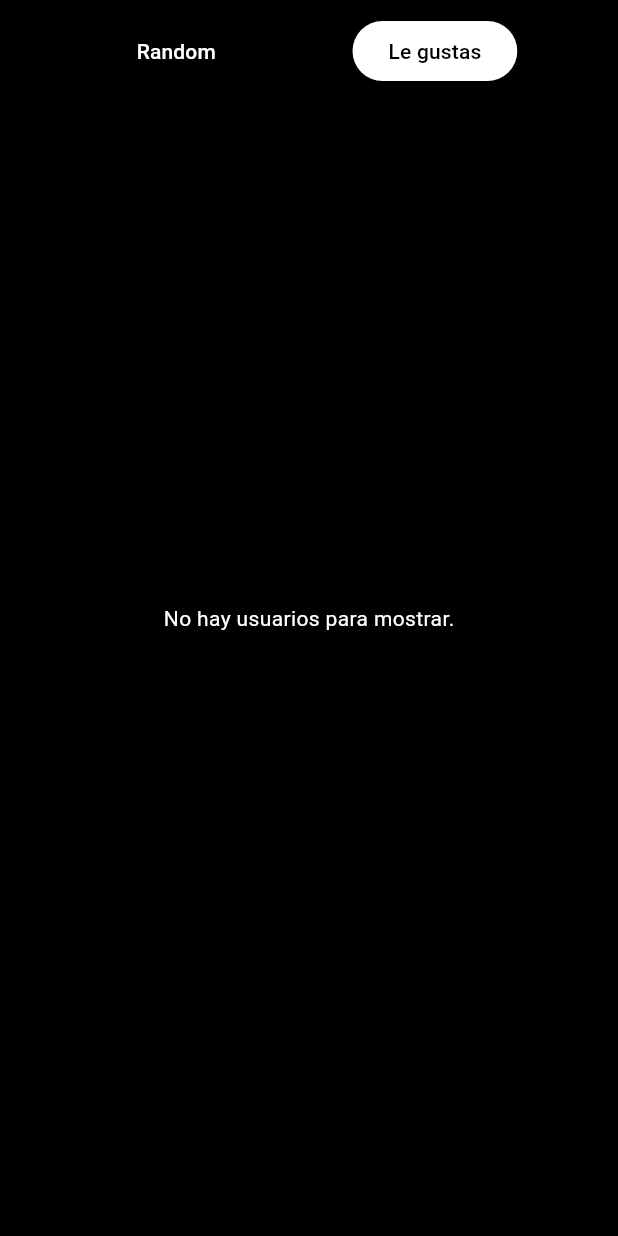
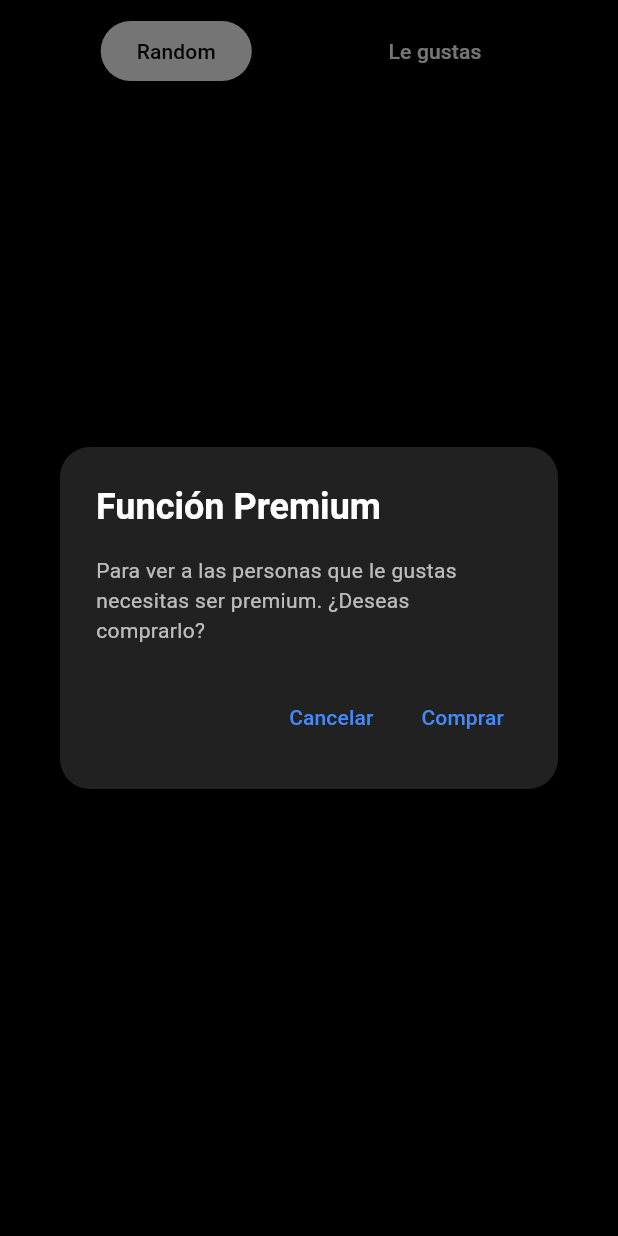
Before and after one commit to jaume768/gymder-flutter, a Flutter app: the TikTokLikeScreen screen opened directly with empty values, after a tap on "Le gustas", on a phone screen of 412 x 824 dp. Run offline on Flutter 3.47's test engine with Material 3 defaults, Android fonts, the phone set to English and light mode, and no system bars; our stand-ins replace cached_network_image, emoji_picker_flutter, flutter_secure_storage, flutter_spinkit, image_picker, in_app_purchase and 1 more; accounts and stored records are empty.

Commit message:
implementat que necesites premium per funcions

```diff
--- a/lib/screens/tiktok_like_screen.dart
+++ b/lib/screens/tiktok_like_screen.dart
@@ -1,10 +1,38 @@
 import 'package:flutter/material.dart';
+import 'package:flutter/rendering.dart';
+import 'package:gymder/screens/premium_purchase_page.dart';
 import 'package:gymder/screens/single_user_view.dart';
 import 'package:provider/provider.dart';
 import '../models/user.dart';
 import '../providers/auth_provider.dart';
 import '../services/user_service.dart';
 import 'chat_screen.dart';
+
+class PremiumScrollPhysics extends ScrollPhysics {
+  final bool allowUpwardScroll;
+
+  const PremiumScrollPhysics(
+      {ScrollPhysics? parent, required this.allowUpwardScroll})
+      : super(parent: parent);
+
+  @override
+  PremiumScrollPhysics applyTo(ScrollPhysics? ancestor) {
+    return PremiumScrollPhysics(
+      parent: buildParent(ancestor),
+      allowUpwardScroll: allowUpwardScroll,
+    );
+  }
+
+  @override
+  double applyBoundaryConditions(ScrollMetrics position, double value) {
+    if (!allowUpwardScroll) {
+      if (value < position.pixels) {
+        return value - position.pixels;
+      }
+    }
+    return super.applyBoundaryConditions(position, value);
+  }
+}
 
 class TikTokLikeScreen extends StatefulWidget {
   final List<User> users;
@@ -113,10 +141,53 @@ class _TikTokLikeScreenState extends State<TikTokLikeScreen> {
     _isProcessing = false;
   }
 
+  void _showPremiumDialog(String title, String content) {
+    showDialog(
+      context: context,
+      builder: (_) => AlertDialog(
+        backgroundColor: Colors.grey[900],
+        shape: RoundedRectangleBorder(
+          borderRadius: BorderRadius.circular(20),
+        ),
+        title: Text(
+          title,
+          style:
+              const TextStyle(color: Colors.white, fontWeight: FontWeight.bold),
+        ),
+        content: Text(
+          content,
+          style: const TextStyle(color: Colors.white70),
+        ),
+        actions: [
+          TextButton(
+            onPressed: () => Navigator.pop(context),
+            child: const Text("Cancelar",
+                style: TextStyle(color: Colors.blueAccent)),
+          ),
+          TextButton(
+            onPressed: () {
+              Navigator.pop(context);
+              Navigator.push(
+                context,
+                MaterialPageRoute(
+                  builder: (_) => const PremiumPurchasePage(),
+                ),
+              );
+            },
+            child: const Text("Comprar",
+                style: TextStyle(color: Colors.blueAccent)),
+          ),
+        ],
+      ),
+    );
+  }
+
   @override
   Widget build(BuildContext context) {
     final currentList = showRandom ? _randomUsers : _likedUsers;
 
+    return Consumer<AuthProvider>(
+      builder: (context, auth, child) {
         return Scaffold(
           backgroundColor: Colors.black,
           body: Stack(
@@ -129,9 +200,23 @@ class _TikTokLikeScreenState extends State<TikTokLikeScreen> {
                           style: TextStyle(color: Colors.white),
                         ),
                       )
-                : PageView.builder(
+                    : NotificationListener<UserScrollNotification>(
+                        onNotification: (notification) {
+                          if (!auth.user!.isPremium &&
+                              notification.direction ==
+                                  ScrollDirection.forward) {
+                            _showPremiumDialog(
+                              "Función Premium",
+                              "Para hacer scroll hacia arriba y volver al usuario anterior necesitas ser premium. ¿Deseas comprarlo?",
+                            );
+                          }
+                          return false;
+                        },
+                        child: PageView.builder(
                           controller: _verticalPageController,
                           scrollDirection: Axis.vertical,
+                          physics: PremiumScrollPhysics(
+                              allowUpwardScroll: auth.user?.isPremium ?? false),
                           itemCount: currentList.length,
                           itemBuilder: (context, index) {
                             final user = currentList[index];
@@ -143,6 +228,7 @@ class _TikTokLikeScreenState extends State<TikTokLikeScreen> {
                           },
                         ),
                       ),
+              ),
               Positioned(
                 top: MediaQuery.of(context).padding.top + 10,
                 left: 0,
@@ -152,8 +238,10 @@ class _TikTokLikeScreenState extends State<TikTokLikeScreen> {
                   children: [
                     ElevatedButton(
                       style: ElevatedButton.styleFrom(
-                    backgroundColor: showRandom ? Colors.white : Colors.black45,
-                    foregroundColor: showRandom ? Colors.black : Colors.white,
+                        backgroundColor:
+                            showRandom ? Colors.white : Colors.black45,
+                        foregroundColor:
+                            showRandom ? Colors.black : Colors.white,
                         elevation: 0,
                       ),
                       onPressed: () {
@@ -167,15 +255,23 @@ class _TikTokLikeScreenState extends State<TikTokLikeScreen> {
                       style: ElevatedButton.styleFrom(
                         backgroundColor:
                             !showRandom ? Colors.white : Colors.black45,
-                    foregroundColor: !showRandom ? Colors.black : Colors.white,
+                        foregroundColor:
+                            !showRandom ? Colors.black : Colors.white,
                         elevation: 0,
                       ),
                       onPressed: () {
+                        if (!(auth.user?.isPremium ?? false)) {
+                          _showPremiumDialog(
+                            "Función Premium",
+                            "Para ver a las personas que le gustas necesitas ser premium. ¿Deseas comprarlo?",
+                          );
+                        } else {
                           setState(() {
                             showRandom = false;
                           });
                           if (_likedUsers.isEmpty) {
                             _fetchLikedUsers();
+                          }
                         }
                       },
                       child: const Text('Le gustas'),
@@ -186,5 +282,7 @@ class _TikTokLikeScreenState extends State<TikTokLikeScreen> {
             ],
           ),
         );
+      },
+    );
   }
 }
--- a/pubspec.yaml
+++ b/pubspec.yaml
@@ -24,6 +24,7 @@ dependencies:
   mime: ^1.0.0
   socket_io_client: ^2.0.0
   emoji_picker_flutter: ^4.2.0
+  in_app_purchase: ^3.2.0
 
 dev_dependencies:
   flutter_test:
```
Also changed, not shown: lib/screens/premium_purchase_page.dart (added, +99 -0 lines), pubspec.lock, 1 other file. Lines whose indentation alone changed are shown as unchanged.
